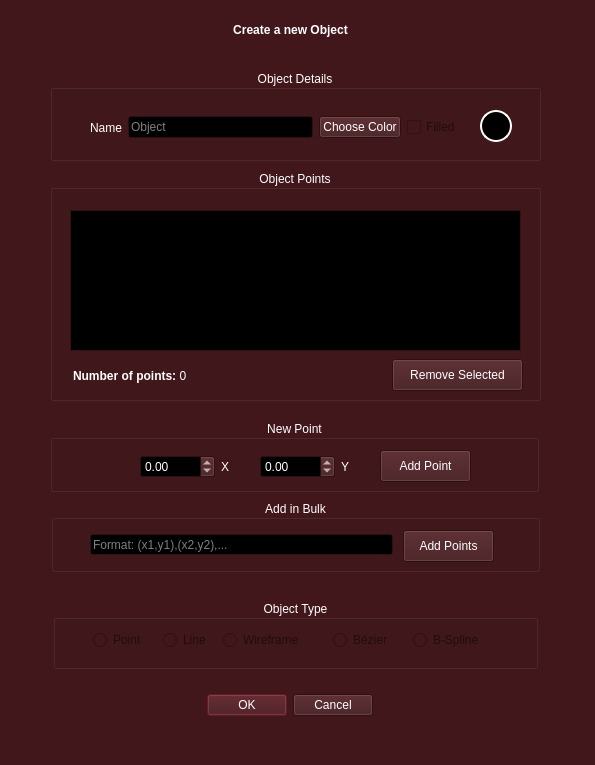
First picture: the form in SGI/view/screens/newObject.ui, repository JVSutter/Sistema-Grafico-Interativo, before the edit.
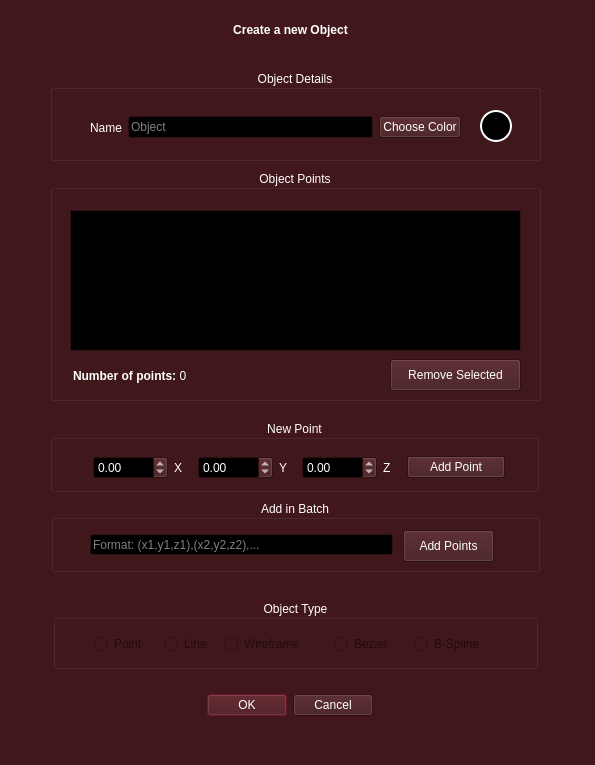
Second picture: the form after the edit.

```diff
--- a/SGI/view/screens/newObject.ui
+++ b/SGI/view/screens/newObject.ui
@@ -573,7 +573,7 @@
    <widget class="QPushButton" name="removeButton">
     <property name="geometry">
      <rect>
-      <x>342</x>
+      <x>340</x>
       <y>189</y>
       <width>131</width>
       <height>32</height>
@@ -687,16 +687,6 @@
        </property>
       </widget>
      </item>
-     <item>
-      <widget class="QCheckBox" name="fillCheckBox">
-       <property name="enabled">
-        <bool>false</bool>
-       </property>
-       <property name="text">
-        <string>Filled</string>
-       </property>
-      </widget>
-     </item>
     </layout>
    </widget>
   </widget>
@@ -746,84 +736,83 @@
    <property name="alignment">
     <set>Qt::AlignmentFlag::AlignCenter</set>
    </property>
-   <widget class="QPushButton" name="newPointButton">
-    <property name="geometry">
-     <rect>
-      <x>330</x>
-      <y>30</y>
-      <width>91</width>
-      <height>32</height>
-     </rect>
-    </property>
-    <property name="text">
-     <string>Add Point</string>
-    </property>
-   </widget>
-   <widget class="QWidget" name="layoutWidget_2">
-    <property name="geometry">
-     <rect>
-      <x>210</x>
-      <y>30</y>
-      <width>117</width>
-      <height>33</height>
-     </rect>
-    </property>
-    <property name="sizePolicy">
-     <sizepolicy hsizetype="Fixed" vsizetype="Fixed">
-      <horstretch>0</horstretch>
-      <verstretch>0</verstretch>
-     </sizepolicy>
-    </property>
-    <layout class="QHBoxLayout" name="horizontalLayout_3">
-     <item>
-      <widget class="QDoubleSpinBox" name="yInput">
-       <property name="minimum">
-        <double>-1000.000000000000000</double>
-       </property>
-       <property name="maximum">
-        <double>1000.000000000000000</double>
-       </property>
-      </widget>
-     </item>
-     <item>
-      <widget class="QLabel" name="yLabel">
-       <property name="text">
-        <string>Y</string>
-       </property>
-      </widget>
-     </item>
-    </layout>
-   </widget>
    <widget class="QWidget" name="layoutWidget">
     <property name="geometry">
      <rect>
-      <x>90</x>
+      <x>43</x>
       <y>30</y>
-      <width>117</width>
-      <height>33</height>
+      <width>412</width>
+      <height>35</height>
      </rect>
     </property>
-    <property name="sizePolicy">
-     <sizepolicy hsizetype="Fixed" vsizetype="Fixed">
-      <horstretch>0</horstretch>
-      <verstretch>0</verstretch>
-     </sizepolicy>
-    </property>
-    <layout class="QHBoxLayout" name="horizontalLayout">
+    <layout class="QHBoxLayout" name="horizontalLayout_6">
      <item>
-      <widget class="QDoubleSpinBox" name="xInput">
-       <property name="minimum">
-        <double>-1000.000000000000000</double>
-       </property>
-       <property name="maximum">
-        <double>1000.000000000000000</double>
-       </property>
-      </widget>
+      <layout class="QHBoxLayout" name="horizontalLayout_5">
+       <item>
+        <widget class="QDoubleSpinBox" name="xInput">
+         <property name="minimum">
+          <double>-1000.000000000000000</double>
+         </property>
+         <property name="maximum">
+          <double>1000.000000000000000</double>
+         </property>
+        </widget>
+       </item>
+       <item>
+        <widget class="QLabel" name="xLabel">
+         <property name="text">
+          <string>X</string>
+         </property>
+        </widget>
+       </item>
+      </layout>
      </item>
      <item>
-      <widget class="QLabel" name="xLabel">
+      <layout class="QHBoxLayout" name="horizontalLayout">
+       <item>
+        <widget class="QDoubleSpinBox" name="yInput">
+         <property name="minimum">
+          <double>-1000.000000000000000</double>
+         </property>
+         <property name="maximum">
+          <double>1000.000000000000000</double>
+         </property>
+        </widget>
+       </item>
+       <item>
+        <widget class="QLabel" name="yLabel">
+         <property name="text">
+          <string>Y</string>
+         </property>
+        </widget>
+       </item>
+      </layout>
+     </item>
+     <item>
+      <layout class="QHBoxLayout" name="horizontalLayout_3">
+       <item>
+        <widget class="QDoubleSpinBox" name="zInput">
+         <property name="minimum">
+          <double>-1000.000000000000000</double>
+         </property>
+         <property name="maximum">
+          <double>1000.000000000000000</double>
+         </property>
+        </widget>
+       </item>
+       <item>
+        <widget class="QLabel" name="zLabel">
+         <property name="text">
+          <string>Z</string>
+         </property>
+        </widget>
+       </item>
+      </layout>
+     </item>
+     <item>
+      <widget class="QPushButton" name="newPointButton">
        <property name="text">
-        <string>X</string>
+        <string>Add Point</string>
        </property>
       </widget>
      </item>
@@ -857,8 +846,8 @@
     </property>
     <property name="geometry">
      <rect>
-      <x>280</x>
-      <y>30</y>
+      <x>281</x>
+      <y>34</y>
       <width>71</width>
       <height>20</height>
      </rect>
@@ -873,8 +862,8 @@
     </property>
     <property name="geometry">
      <rect>
-      <x>110</x>
-      <y>30</y>
+      <x>111</x>
+      <y>34</y>
       <width>61</width>
       <height>20</height>
      </rect>
@@ -889,8 +878,8 @@
     </property>
     <property name="geometry">
      <rect>
-      <x>40</x>
-      <y>30</y>
+      <x>41</x>
+      <y>34</y>
       <width>61</width>
       <height>20</height>
      </rect>
@@ -905,8 +894,8 @@
     </property>
     <property name="geometry">
      <rect>
-      <x>170</x>
-      <y>30</y>
+      <x>171</x>
+      <y>34</y>
       <width>101</width>
       <height>20</height>
      </rect>
@@ -921,8 +910,8 @@
     </property>
     <property name="geometry">
      <rect>
-      <x>360</x>
-      <y>30</y>
+      <x>361</x>
+      <y>34</y>
       <width>91</width>
       <height>20</height>
      </rect>
@@ -948,7 +937,7 @@
     </size>
    </property>
    <property name="title">
-    <string>Add in Bulk</string>
+    <string>Add in Batch</string>
    </property>
    <property name="alignment">
     <set>Qt::AlignmentFlag::AlignCenter</set>
@@ -984,7 +973,7 @@
      <string/>
     </property>
     <property name="placeholderText">
-     <string>Format: (x1,y1),(x2,y2),...</string>
+     <string>Format: (x1,y1,z1),(x2,y2,z2),...</string>
     </property>
    </widget>
   </widget>
```
Left out of the diff: 4 changed lines with no effect on the pictures.
